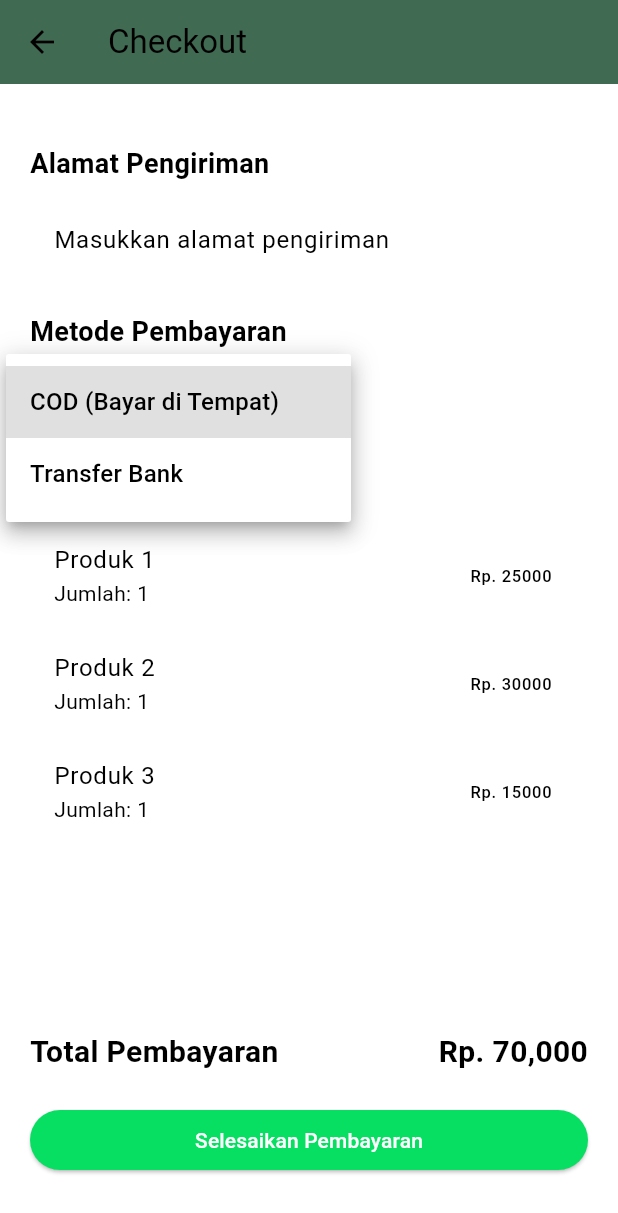
After one commit to firdausmuh/agrolink_app, a Flutter app: the CheckoutScreen screen opened directly, after a tap on "COD (Bayar di Tempat)", on a phone screen of 412 x 824 dp. The commit adds this screen. Shown: the top 1213 px of the screen. Run offline on Flutter 3.47's test engine with Material 3 defaults, Android fonts, the phone set to English and light mode, and no system bars; our stand-ins replace shared_preferences; missing offline and left inert: dart:ffi; accounts and stored records are empty.

Commit message:
add checkout-screen

```diff
--- a/lib/models/Distributor.dart
+++ b/lib/models/Distributor.dart
@@ -39,7 +39,7 @@ List<produk_distributor> distributors = [
       description: "Pakan ayam adalah makanan yang diberikan kepada ayam untuk mendukung pertumbuhannya, produksi telur, atau kualitas daging ayam. Pakan ayam yang baik harus mengandung berbagai nutrisi penting seperti protein, lemak, karbohidrat, vitamin, dan mineral.",
       readyStock: "20Pcs",
       category: "Produk Distributor",
-      imageUrl: ['assets/images/distributor/pakan_ayam.png', 'assets/images/distributor/pakan_ayam.png'],
+      imageUrl: ['assets/images/distributor/pakan_ayam.png', 'assets/images/distributor/pakanayam2.png'],
       harga: 15000,
       rating: 4.2,
       jumlah: [10, 20, 30, 40, 50, 60],
--- a/lib/models/Toko.dart
+++ b/lib/models/Toko.dart
@@ -1,4 +1,4 @@
-import 'dart:ffi';
+  import 'dart:ffi';
 
 class Toko {
   final String title;
--- /dev/null
+++ b/lib/models/cart_item.dart
@@ -0,0 +1,15 @@
+class CartItem {
+  final String productName;
+  final int stock;
+  final int basePrice;
+  final String description;
+  final String imagePath;
+
+  CartItem({
+    required this.productName,
+    required this.stock,
+    required this.basePrice,
+    required this.description,
+    required this.imagePath,
+  });
+}
--- a/lib/screens/home/home_screen.dart
+++ b/lib/screens/home/home_screen.dart
@@ -64,6 +64,10 @@ class HomeScreen extends StatelessWidget {
                 backgroundImage:
                 const AssetImage('assets/images/profile1.png'),
               ),
+              // CircleAvatar(
+              //   radius: 24,
+              //   child: Image.asset('assets/images/profile.png'),
+              // )
             ],
           ),
         ),
--- /dev/null
+++ b/lib/screens/keranjang/checkout_screen.dart
@@ -0,0 +1,141 @@
+import 'package:flutter/material.dart';
+
+class CheckoutScreen extends StatefulWidget {
+  const CheckoutScreen({super.key});
+
+  @override
+  State<CheckoutScreen> createState() => _CheckoutScreenState();
+}
+
+class _CheckoutScreenState extends State<CheckoutScreen> {
+  // Menyimpan data pengiriman dan total harga
+  String alamat = '';
+  String metodePembayaran = 'COD';
+  int totalHarga = 0;
+
+  // List harga item dan jumlah item di keranjang
+  List<int> hargaItem = [25000, 30000, 15000]; // contoh harga
+  List<int> jumlahItem = [1, 1, 1]; // contoh jumlah
+
+  // Fungsi untuk menghitung total harga
+  void updateTotalHarga() {
+    setState(() {
+      totalHarga = 0;
+      for (int i = 0; i < hargaItem.length; i++) {
+        totalHarga += hargaItem[i] * jumlahItem[i];
+      }
+    });
+  }
+
+  @override
+  Widget build(BuildContext context) {
+    updateTotalHarga(); // Memperbarui total harga saat tampilan di-render ulang
+
+    return Scaffold(
+      appBar: AppBar(
+        title: const Text('Checkout'),
+        backgroundColor: const Color(0xFF406A52),
+      ),
+      body: Padding(
+        padding: const EdgeInsets.all(20.0),
+        child: Column(
+          crossAxisAlignment: CrossAxisAlignment.start,
+          children: [
+            const SizedBox(height: 20),
+            const Text(
+              'Alamat Pengiriman',
+              style: TextStyle(fontWeight: FontWeight.w700, fontSize: 18),
+            ),
+            const SizedBox(height: 10),
+            TextFormField(
+              onChanged: (value) {
+                setState(() {
+                  alamat = value;
+                });
+              },
+              decoration: InputDecoration(
+                labelText: 'Masukkan alamat pengiriman',
+                border: OutlineInputBorder(),
+              ),
+            ),
+            const SizedBox(height: 20),
+            const Text(
+              'Metode Pembayaran',
+              style: TextStyle(fontWeight: FontWeight.w700, fontSize: 18),
+            ),
+            const SizedBox(height: 10),
+            DropdownButton<String>(
+              value: metodePembayaran,
+              items: const [
+                DropdownMenuItem(value: 'COD', child: Text('COD (Bayar di Tempat)')),
+                DropdownMenuItem(value: 'Transfer', child: Text('Transfer Bank')),
+              ],
+              onChanged: (value) {
+                setState(() {
+                  metodePembayaran = value!;
+                });
+              },
+            ),
+            const SizedBox(height: 20),
+            const Text(
+              'Detail Pesanan',
+              style: TextStyle(fontWeight: FontWeight.w700, fontSize: 18),
+            ),
+            const SizedBox(height: 10),
+            Expanded(
+              child: SingleChildScrollView(
+                child: Column(
+                  children: List.generate(hargaItem.length, (index) {
+                    return ListTile(
+                      title: Text('Produk ${index + 1}'),
+                      subtitle: Text('Jumlah: ${jumlahItem[index]}'),
+                      trailing: Text('Rp. ${hargaItem[index] * jumlahItem[index]}'),
+                    );
+                  }),
+                ),
+              ),
+            ),
+            const SizedBox(height: 20),
+            Row(
+              mainAxisAlignment: MainAxisAlignment.spaceBetween,
+              children: [
+                const Text(
+                  'Total Pembayaran',
+                  style: TextStyle(fontWeight: FontWeight.w700, fontSize: 20),
+                ),
+                Text(
+                  'Rp. ${totalHarga.toString().replaceAllMapped(RegExp(r'(\d)(?=(\d{3})+(?!\d))'), (Match m) => '${m[1]},')}',
+                  style: const TextStyle(
+                    fontWeight: FontWeight.w700,
+                    fontSize: 20,
+                  ),
+                ),
+              ],
+            ),
+            const SizedBox(height: 20),
+            SizedBox(
+              width: MediaQuery.of(context).size.width,
+              child: ElevatedButton(
+                onPressed: () {
+                  // Logic untuk menyelesaikan transaksi
+                  // Bisa tambahkan konfirmasi atau API untuk pengolahan pembayaran
+                  ScaffoldMessenger.of(context).showSnackBar(
+                    const SnackBar(content: Text('Pesanan Anda telah diproses!')),
+                  );
+                },
+                style: ElevatedButton.styleFrom(
+                  backgroundColor: const Color(0xFF07DF62),
+                ),
+                child: const Text(
+                  'Selesaikan Pembayaran',
+                  style: TextStyle(color: Colors.white),
+                ),
+              ),
+            ),
+            const SizedBox(height: 20),
+          ],
+        ),
+      ),
+    );
+  }
+}
--- a/lib/screens/keranjang/keranjang_screen.dart
+++ b/lib/screens/keranjang/keranjang_screen.dart
@@ -80,7 +80,7 @@ class _KeranjangScreenState extends State<KeranjangScreen> {
           SizedBox(
             width: MediaQuery.of(context).size.width,
             child: ElevatedButton(onPressed: () {}, style: ElevatedButton.styleFrom(
-              backgroundColor: Color(0xFF07DF62),
+              backgroundColor: Color(0xFF406A52),
 
             ), child: Text('Beli Sekarang', style: TextStyle(color: Colors.white),)),
           ),
@@ -92,3 +92,117 @@ class _KeranjangScreenState extends State<KeranjangScreen> {
     );
   }
 }
+
+// import 'package:agrolink/components/keranjang/keranjang_card.dart';
+// import 'package:agrolink/screens/keranjang/checkout_screen.dart';
+// import 'package:flutter/material.dart';
+//
+// class KeranjangScreen extends StatefulWidget {
+//   const KeranjangScreen({super.key});
+//
+//   @override
+//   State<KeranjangScreen> createState() => _KeranjangScreenState();
+// }
+//
+// class _KeranjangScreenState extends State<KeranjangScreen> {
+//   // Menyimpan harga dan jumlah item di keranjang
+//   int totalHarga = 0;
+//   List<int> hargaItem = [25000, 30000, 15000]; // contoh harga per item
+//   List<int> jumlahItem = [1, 1, 1]; // jumlah item di keranjang, bisa ditambah atau dikurangi
+//
+//   void updateTotalHarga() {
+//     setState(() {
+//       totalHarga = 0;
+//       for (int i = 0; i < hargaItem.length; i++) {
+//         totalHarga += hargaItem[i] * jumlahItem[i];
+//       }
+//     });
+//   }
+//
+//   @override
+//   Widget build(BuildContext context) {
+//     updateTotalHarga(); // Memperbarui total harga saat tampilan di-render ulang
+//
+//     return Padding(
+//       padding: const EdgeInsets.symmetric(horizontal: 20.0),
+//       child: Column(
+//         crossAxisAlignment: CrossAxisAlignment.start,
+//         children: [
+//           const SizedBox(height: 20),
+//           const Text(
+//             'Keranjang',
+//             style: TextStyle(
+//               fontWeight: FontWeight.w700,
+//               fontSize: 20,
+//             ),
+//           ),
+//           const SizedBox(height: 20),
+//           // Tampilan daftar produk di keranjang
+//           Expanded(
+//             child: SingleChildScrollView(
+//               physics: const BouncingScrollPhysics(),
+//               child: Column(
+//                 children: List.generate(hargaItem.length, (index) {
+//                   return KeranjangCard(
+//                     harga: hargaItem[index],
+//                     quantity: jumlahItem[index],
+//                     onQuantityChanged: (newQuantity) {
+//                       setState(() {
+//                         jumlahItem[index] = newQuantity;
+//                       });
+//                     },
+//                   );
+//                 }),
+//               ),
+//             ),
+//           ),
+//           const SizedBox(height: 20),
+//           // Tampilan Total
+//           Row(
+//             mainAxisAlignment: MainAxisAlignment.spaceBetween,
+//             children: [
+//               const Text(
+//                 'Total',
+//                 style: TextStyle(
+//                   color: Color(0xFF406A52),
+//                   fontWeight: FontWeight.w700,
+//                   fontSize: 24,
+//                 ),
+//               ),
+//               Text(
+//                 'Rp. ${totalHarga.toString().replaceAllMapped(RegExp(r'(\d)(?=(\d{3})+(?!\d))'), (Match m) => '${m[1]},')}',
+//                 style: const TextStyle(
+//                   color: Color(0xFF406A52),
+//                   fontWeight: FontWeight.w700,
+//                   fontSize: 24,
+//                 ),
+//               ),
+//             ],
+//           ),
+//           const SizedBox(height: 20),
+//           // Tombol Beli Sekarang
+//           SizedBox(
+//             width: MediaQuery.of(context).size.width,
+//             child: ElevatedButton(
+//               onPressed: () {
+//                 // Navigasi ke halaman checkout
+//                 Navigator.push(
+//                   context,
+//                   MaterialPageRoute(builder: (context) => CheckoutScreen()),
+//                 );
+//               },
+//               style: ElevatedButton.styleFrom(
+//                 backgroundColor: const Color(0xFF07DF62),
+//               ),
+//               child: const Text(
+//                 'Beli Sekarang',
+//                 style: TextStyle(color: Colors.white),
+//               ),
+//             ),
+//           ),
+//           const SizedBox(height: 20),
+//         ],
+//       ),
+//     );
+//   }
+// }
```
Also changed, not shown: lib/components/keranjang/keranjang_card.dart (+9 -0 lines), assets/images/distributor/pakanayam2.png (added).
